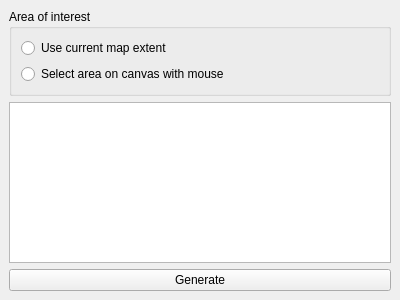
This is ui/simplereportswidgetbase.ui in nextgis/qgis_simplereports as Qt 5 draws it before an edit. The edited form follows.
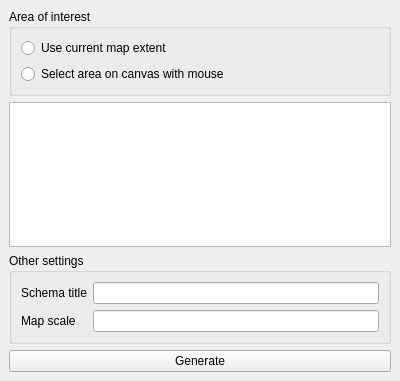
This is the edited form.

Commit message: add ability to set schema title and scale

What changed in the file:
```diff
--- a/ui/simplereportswidgetbase.ui
+++ b/ui/simplereportswidgetbase.ui
@@ -7,7 +7,7 @@
     <x>0</x>
     <y>0</y>
     <width>400</width>
-    <height>300</height>
+    <height>381</height>
    </rect>
   </property>
   <property name="windowTitle">
@@ -58,6 +58,44 @@
       <attribute name="headerVisible">
        <bool>false</bool>
       </attribute>
+      <column>
+       <property name="text">
+        <string notr="true">1</string>
+       </property>
+      </column>
+     </widget>
+    </item>
+    <item>
+     <widget class="QGroupBox" name="groupBox_2">
+      <property name="title">
+       <string>Other settings</string>
+      </property>
+      <layout class="QGridLayout" name="gridLayout">
+       <item row="0" column="0">
+        <widget class="QLabel" name="label">
+         <property name="text">
+          <string>Schema title</string>
+         </property>
+        </widget>
+       </item>
+       <item row="0" column="1">
+        <widget class="QLineEdit" name="leTitle"/>
+       </item>
+       <item row="1" column="0">
+        <widget class="QLabel" name="label_2">
+         <property name="text">
+          <string>Map scale</string>
+         </property>
+        </widget>
+       </item>
+       <item row="1" column="1">
+        <widget class="QLineEdit" name="leScale">
+         <property name="inputMask">
+          <string/>
+         </property>
+        </widget>
+       </item>
+      </layout>
      </widget>
     </item>
     <item>
```
The commit also changes 2 other files.
